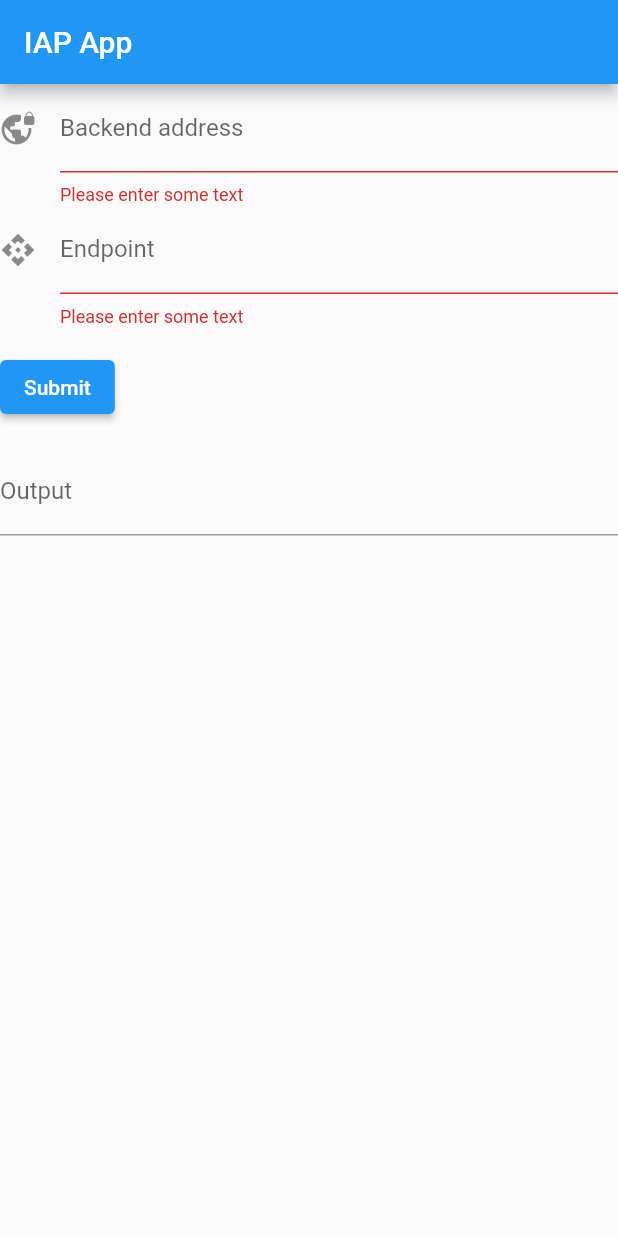
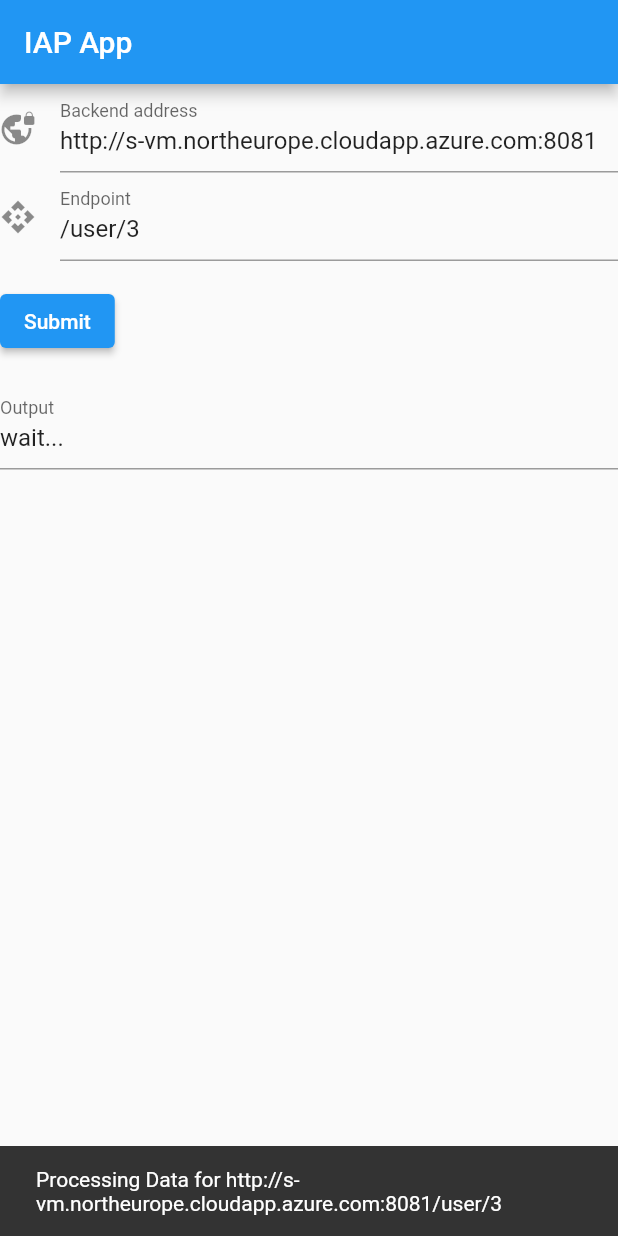
Before and after one commit to sosnus/iap-client, a Flutter app: the screen it shows after launch, after a tap on "Submit", on a phone screen of 412 x 824 dp. Run offline on Flutter 3.47's test engine with Material 2 defaults, Android fonts, the phone set to English and light mode, and no system bars.

```diff
--- a/iap/lib/main.dart
+++ b/iap/lib/main.dart
@@ -1,5 +1,8 @@
 import 'package:flutter/material.dart';
 import 'package:http/http.dart' as http;
+
+import 'dart:async';
+import 'dart:convert';
 
 void main() => runApp(MyApp());
 
@@ -38,9 +41,10 @@ class MyCustomFormState extends State<MyCustomForm> {
   // not a GlobalKey<MyCustomFormState>.
   final _formKey = GlobalKey<FormState>();
 
-  final controllerAddr = TextEditingController();
+  final controllerAddr = TextEditingController(
+      text: "http://s-vm.northeurope.cloudapp.azure.com:8081");
 
-  final controllerEndpoint = TextEditingController();
+  final controllerEndpoint = TextEditingController(text: "/user/3");
   // final controllerAddrAndEndpoint = TextEditingController();
   final controllerOutput = TextEditingController();
 
@@ -54,7 +58,7 @@ class MyCustomFormState extends State<MyCustomForm> {
 
   Future<String> fetchAlbum() async {
     final response =
-        await http.get(Uri.https(controllerAddr.text, controllerEndpoint.text));
+        await http.get(Uri.http(controllerAddr.text, controllerEndpoint.text));
     // await http.get(Uri.https('jsonplaceholder.typicode.com', 'albums/1'));
 
     if (response.statusCode == 200) {
@@ -79,13 +83,14 @@ class MyCustomFormState extends State<MyCustomForm> {
         crossAxisAlignment: CrossAxisAlignment.start,
         children: <Widget>[
           TextFormField(
+            // initialValue: "http://s-vm.northeurope.cloudapp.azure.com:8081",
             controller: controllerAddr,
             decoration: const InputDecoration(
               icon: Icon(Icons.vpn_lock),
               hintText: 'Enter backend address here',
               labelText: 'Backend address',
+              // initialValue: "http://s-vm.northeurope.cloudapp.azure.com:8081/",
             ),
-            // initialValue: "http://s-vm.northeurope.cloudapp.azure.com:5000",
             validator: (value) {
               if (value == null || value.isEmpty) {
                 return 'Please enter some text';
@@ -112,8 +117,8 @@ class MyCustomFormState extends State<MyCustomForm> {
             padding: const EdgeInsets.symmetric(vertical: 16.0),
             child: ElevatedButton(
               onPressed: () {
+                controllerOutput.text = "wait...";
                 fetchAlbum();
-                controllerOutput.text = controllerAddr.text;
                 // Validate returns true if the form is valid, or false otherwise.
                 if (_formKey.currentState!.validate()) {
                   // If the form is valid, display a snackbar. In the real world,
```
Also changed, not shown: 7 other files.
